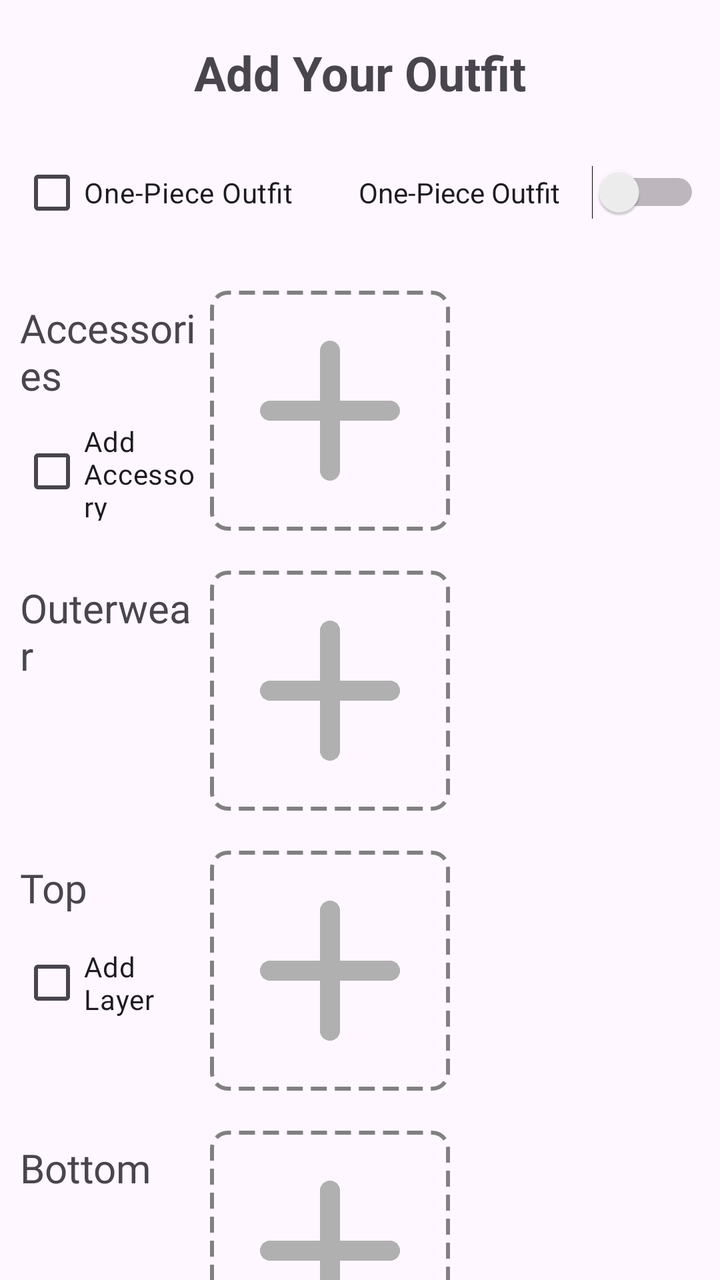
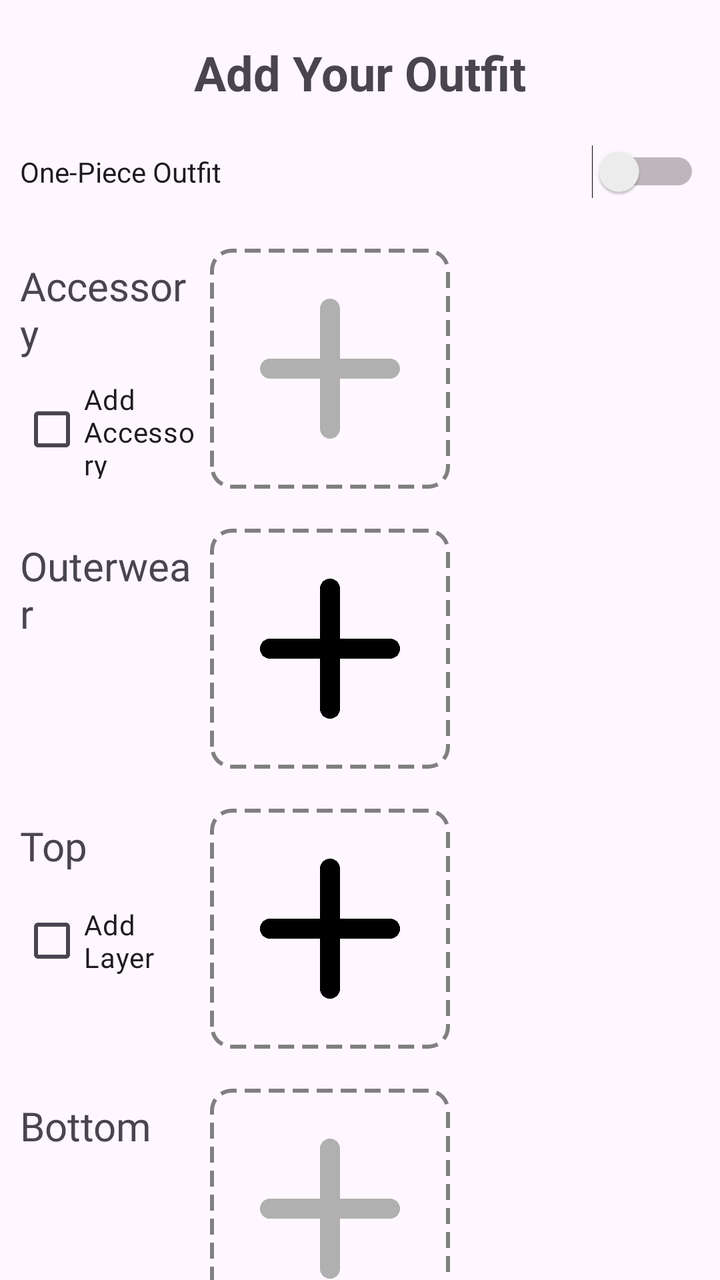

Two renders of the same Android screen: before a commit and after it. Below are the layout's source before the change and the commit's diff.
<!-- AndroidManifest.xml: application theme Theme.StyleWIZ_vol2 -->
<!-- res/layout/fragment_new_outfit.xml -->
<?xml version="1.0" encoding="utf-8"?>
<ScrollView xmlns:android="http://schemas.android.com/apk/res/android"
    android:layout_width="match_parent"
    android:layout_height="match_parent"
    xmlns:app="http://schemas.android.com/apk/res-auto"
    android:scrollbars="none">

    <LinearLayout
        android:layout_width="match_parent"
        android:layout_height="wrap_content"
        android:orientation="vertical"
        android:gravity="center">

        <TextView
            android:layout_width="wrap_content"
            android:layout_height="wrap_content"
            android:text="Add Your Outfit"
            android:layout_marginTop="20dp"
            android:textSize="24sp"
            android:textStyle="bold"
            android:layout_gravity="center" />

        <LinearLayout
            android:layout_width="match_parent"
            android:layout_height="wrap_content"
            android:orientation="horizontal"
            android:layout_marginTop="10dp">

            <CheckBox
                android:id="@+id/chkOnePiece"
                android:layout_height="wrap_content"
                android:layout_width="wrap_content"
                android:layout_margin="10dp"
                android:layout_weight="1"
                android:text="One-Piece Outfit" />
            <Switch
                android:id="@+id/switchOnePiece"
                android:layout_width="wrap_content"
                android:layout_height="wrap_content"
                android:layout_margin="10dp"
                android:layout_weight="1"
                android:text="One-Piece Outfit "/>


        </LinearLayout>

        
        <LinearLayout
            android:layout_width="match_parent"
            android:layout_height="wrap_content"
            android:orientation="horizontal"
            android:layout_marginTop="10dp"
            android:gravity="start"
            android:padding="5dp">

            <LinearLayout
                android:layout_width="wrap_content"
                android:layout_height="match_parent"
                android:orientation="vertical"
                android:layout_weight="1">

                <TextView
                    android:layout_width="wrap_content"
                    android:layout_height="wrap_content"
                    android:text="Accessories"
                    android:layout_margin="5dp"
                    android:textSize="20dp"
                    android:fontFamily="@font/roboto"/>

                <CheckBox
                    android:id="@+id/chkSecondAccessory"
                    android:layout_height="wrap_content"
                    android:layout_width="wrap_content"
                    android:layout_margin="5dp"
                    android:text="Add Accessory"
                    android:fontFamily="@font/roboto"/>
            </LinearLayout>

            <ImageView
                android:id="@+id/imgAccessory1"
                android:layout_width="120dp"
                android:layout_height="120dp"
                android:src="@drawable/round_add_24"
                app:tint="@color/gray"
                android:background="@drawable/dashed_border"
                android:scaleType="centerCrop"
                android:contentDescription="Accessory 1"/>

            <ImageView
                android:id="@+id/imgAccessory2"
                android:layout_width="120dp"
                android:layout_height="120dp"
                android:src="@drawable/round_add_24"
                app:tint="@color/gray"
                android:layout_marginStart="10dp"
                android:background="@drawable/dashed_border"
                android:scaleType="centerCrop"
                android:contentDescription="Accessory 2"
                android:visibility="invisible"/>





        </LinearLayout>

        
        <LinearLayout
            android:layout_width="match_parent"
            android:layout_height="wrap_content"
            android:orientation="horizontal"
            android:layout_marginTop="10dp"
            android:gravity="start"
            android:padding="5dp">

            <LinearLayout
                android:layout_width="wrap_content"
                android:layout_height="match_parent"
                android:orientation="vertical"
                android:layout_weight="1">

                <TextView
                    android:layout_width="wrap_content"
                    android:layout_height="wrap_content"
                    android:text="Outerwear"
                    android:layout_margin="5dp"
                    android:textSize="20dp"
                    android:fontFamily="@font/roboto"/>
            </LinearLayout>

            <ImageView
                android:id="@+id/imgOutwear"
                android:layout_width="120dp"
                android:layout_height="120dp"
                android:src="@drawable/round_add_24"
                app:tint="@color/gray"
                android:background="@drawable/dashed_border"
                android:scaleType="centerCrop"
                android:contentDescription="Outwear"/>

            <View
                android:layout_width="120dp"
                android:layout_height="120dp"
                android:visibility="invisible"
                android:layout_marginStart="10dp"
                />
        </LinearLayout>

        
        <LinearLayout
            android:id="@+id/topSection"
            android:layout_width="match_parent"
            android:layout_height="wrap_content"
            android:orientation="horizontal"
            android:layout_marginTop="10dp"
            android:gravity="start"
            android:padding="5dp">

            <LinearLayout
                android:layout_width="wrap_content"
                android:layout_height="match_parent"
                android:orientation="vertical"
                android:layout_weight="1">

                <TextView
                    android:layout_width="wrap_content"
                    android:layout_height="wrap_content"
                    android:text="Top"
                    android:layout_margin="5dp"
                    android:textSize="20dp"
                    android:fontFamily="@font/roboto"/>

                <CheckBox
                    android:id="@+id/chkSecondLayer"
                    android:layout_height="wrap_content"
                    android:layout_width="wrap_content"
                    android:layout_margin="5dp"
                    android:text="Add Layer"
                    android:fontFamily="@font/roboto"/>
            </LinearLayout>

            <ImageView
                android:id="@+id/imgTop1"
                android:layout_width="120dp"
                android:layout_height="120dp"
                android:src="@drawable/round_add_24"
                app:tint="@color/gray"
                android:background="@drawable/dashed_border"
                android:scaleType="centerCrop"
                android:contentDescription="Top 1"
                />

            <ImageView
                android:id="@+id/imgTop2"
                android:layout_width="120dp"
                android:layout_height="120dp"
                android:src="@drawable/round_add_24"
                app:tint="@color/gray"
                android:layout_marginStart="10dp"
                android:background="@drawable/dashed_border"
                android:scaleType="centerCrop"
                android:contentDescription="Top 2"
                android:visibility="invisible"/>
        </LinearLayout>

        
        <LinearLayout
            android:id="@+id/bottomSection"
            android:layout_width="match_parent"
            android:layout_height="wrap_content"
            android:orientation="horizontal"
            android:layout_marginTop="10dp"
            android:gravity="start"
            android:padding="5dp">

            <LinearLayout
                android:layout_width="wrap_content"
                android:layout_height="match_parent"
                android:orientation="vertical"
                android:layout_weight="1">

                <TextView
                    android:layout_width="wrap_content"
                    android:layout_height="wrap_content"
                    android:text="Bottom"
                    android:layout_margin="5dp"
                    android:textSize="20dp"
                    android:fontFamily="@font/roboto"/>
            </LinearLayout>

            <ImageView
                android:id="@+id/imgBottom"
                android:layout_width="120dp"
                android:layout_height="120dp"
                android:src="@drawable/round_add_24"
                app:tint="@color/gray"
                android:background="@drawable/dashed_border"
                android:scaleType="centerCrop"
                android:contentDescription="Outwear"/>

            <View
                android:layout_width="120dp"
                android:layout_height="120dp"
                android:visibility="invisible"
                android:layout_marginStart="10dp"
                />

        </LinearLayout>

        
        <LinearLayout
            android:id="@+id/onePieceSection"
            android:layout_width="match_parent"
            android:layout_height="wrap_content"
            android:orientation="horizontal"
            android:layout_marginTop="10dp"
            android:gravity="start"
            android:padding="5dp"
            android:visibility="gone">

            <LinearLayout
                android:layout_width="wrap_content"
                android:layout_height="match_parent"
                android:orientation="vertical"
                android:layout_weight="1">

                <TextView
                    android:layout_width="wrap_content"
                    android:layout_height="wrap_content"
                    android:text="One-Piece"
                    android:layout_margin="5dp"
                    android:textSize="20dp"
                    android:fontFamily="@font/roboto"/>

                <CheckBox
                    android:id="@+id/chkLayerOnePiece"
                    android:layout_height="wrap_content"
                    android:layout_width="wrap_content"
                    android:layout_margin="5dp"
                    android:text="Add Layer"
                    android:fontFamily="@font/roboto"/>
            </LinearLayout>

            <ImageView
                android:id="@+id/imgOnePiece"
                android:layout_width="120dp"
                android:layout_height="120dp"
                android:src="@drawable/round_add_24"
                app:tint="@color/gray"
                android:background="@drawable/dashed_border"
                android:scaleType="centerCrop"
                android:contentDescription="One-Piece" />

            <ImageView
                android:id="@+id/imgLayerOnePiece"
                android:layout_width="120dp"
                android:layout_height="120dp"
                android:src="@drawable/round_add_24"
                app:tint="@color/gray"
                android:layout_marginStart="10dp"
                android:background="@drawable/dashed_border"
                android:scaleType="centerCrop"
                android:contentDescription="Top Layer"
                android:visibility="invisible"/>
        </LinearLayout>

        
        <LinearLayout
            android:layout_width="match_parent"
            android:layout_height="wrap_content"
            android:orientation="horizontal"
            android:layout_marginTop="10dp"
            android:gravity="start"
            android:padding="5dp">

            <LinearLayout
                android:layout_width="wrap_content"
                android:layout_height="match_parent"
                android:orientation="vertical"
                android:layout_weight="1">

                <TextView
                    android:layout_width="wrap_content"
                    android:layout_height="wrap_content"
                    android:text="Shoes"
                    android:layout_margin="5dp"
                    android:textSize="20dp"
                    android:fontFamily="@font/roboto"/>
            </LinearLayout>

            <ImageView
                android:id="@+id/imgShoes"
                android:layout_width="120dp"
                android:layout_height="120dp"
                android:src="@drawable/round_add_24"
                app:tint="@color/gray"
                android:background="@drawable/dashed_border"
                android:scaleType="centerCrop"
                android:contentDescription="Outwear"/>

            <View
                android:layout_width="120dp"
                android:layout_height="120dp"
                android:visibility="invisible"
                android:layout_marginStart="10dp"
                />
        </LinearLayout>



        <androidx.appcompat.widget.AppCompatButton
            android:id="@+id/AddItemBtn"
            android:layout_width="match_parent"
            android:layout_height="50dp"
            android:background="@drawable/edittextshape"
            android:backgroundTint="@color/blue"
            android:text="SAVE OUTFIT"
            android:textColor="@color/white"
            android:fontFamily="@font/roboto"
            android:textStyle="bold"
            android:layout_margin="30dp"/>
    </LinearLayout>
</ScrollView>
<!-- resources referenced by this layout -->
<resources>
  <color name="blue">#2196F3</color>
  <color name="gray">#B0B0B0</color>
  <color name="white">#FFFFFFFF</color>
  <!-- drawable dashed_border (drawable) -->
  <?xml version="1.0" encoding="utf-8"?>
  <shape xmlns:android="http://schemas.android.com/apk/res/android"
      android:shape="rectangle">
  
      <stroke
          android:width="2dp"
          android:color="#808080"
          android:dashWidth="8dp"
          android:dashGap="4dp"/>
  
      <solid android:color="@android:color/transparent"/>
  
      <corners android:radius="8dp"/>
  </shape>
  <!-- drawable edittextshape (drawable) -->
  <?xml version="1.0" encoding="utf-8"?>
  <shape xmlns:android="http://schemas.android.com/apk/res/android">
      <solid android:color="@color/white"/>
      <corners android:radius="15dp"/>
      <stroke android:color="#f4f4f4" android:width="1dp"/>
  </shape>
  <!-- drawable round_add_24 (drawable) -->
  <vector android:height="24dp" android:tint="#000000"
      android:viewportHeight="24" android:viewportWidth="24"
      android:width="24dp" xmlns:android="http://schemas.android.com/apk/res/android">
      <path android:fillColor="@android:color/white" android:pathData="M18,13h-5v5c0,0.55 -0.45,1 -1,1s-1,-0.45 -1,-1v-5H6c-0.55,0 -1,-0.45 -1,-1s0.45,-1 1,-1h5V6c0,-0.55 0.45,-1 1,-1s1,0.45 1,1v5h5c0.55,0 1,0.45 1,1s-0.45,1 -1,1z"/>
  </vector>
  <style name="Theme.StyleWIZ_vol2" parent="Base.Theme.StyleWIZ_vol2" />
  <style name="Base.Theme.StyleWIZ_vol2" parent="Theme.Material3.DayNight.NoActionBar">
          
          
      </style>
</resources>

<!-- the commit's change to res/layout/fragment_new_outfit.xml (unified diff, before → after) -->
@@ -24,15 +24,10 @@
             android:layout_width="match_parent"
             android:layout_height="wrap_content"
             android:orientation="horizontal"
-            android:layout_marginTop="10dp">
-
-            <CheckBox
-                android:id="@+id/chkOnePiece"
-                android:layout_height="wrap_content"
-                android:layout_width="wrap_content"
-                android:layout_margin="10dp"
-                android:layout_weight="1"
-                android:text="One-Piece Outfit" />
+            android:layout_marginTop="10dp"
+            >
+
+
             <Switch
                 android:id="@+id/switchOnePiece"
                 android:layout_width="wrap_content"
@@ -62,7 +57,7 @@
                 <TextView
                     android:layout_width="wrap_content"
                     android:layout_height="wrap_content"
-                    android:text="Accessories"
+                    android:text="Accessory"
                     android:layout_margin="5dp"
                     android:textSize="20dp"
                     android:fontFamily="@font/roboto"/>
@@ -133,10 +128,10 @@
                 android:layout_width="120dp"
                 android:layout_height="120dp"
                 android:src="@drawable/round_add_24"
-                app:tint="@color/gray"
-                android:background="@drawable/dashed_border"
-                android:scaleType="centerCrop"
-                android:contentDescription="Outwear"/>
+                android:background="@drawable/dashed_border"
+                android:scaleType="centerCrop"
+                android:contentDescription="Outwear"
+                android:clipToOutline="true"/>
 
             <View
                 android:layout_width="120dp"
@@ -184,11 +179,10 @@
                 android:layout_width="120dp"
                 android:layout_height="120dp"
                 android:src="@drawable/round_add_24"
-                app:tint="@color/gray"
                 android:background="@drawable/dashed_border"
                 android:scaleType="centerCrop"
                 android:contentDescription="Top 1"
-                />
+                android:clipToOutline="true"/>
 
             <ImageView
                 android:id="@+id/imgTop2"
@@ -336,7 +330,7 @@
                 app:tint="@color/gray"
                 android:background="@drawable/dashed_border"
                 android:scaleType="centerCrop"
-                android:contentDescription="Outwear"/>
+                android:contentDescription="Shoes"/>
 
             <View
                 android:layout_width="120dp"
<!-- resource entries referenced after the edit -->
@@ -16,7 +16,8 @@
   
       <solid android:color="@android:color/transparent"/>
   
-      <corners android:radius="8dp"/>
+  
+      <corners android:radius="10dp"/>
   </shape>
   <!-- drawable edittextshape (drawable) -->
   <?xml version="1.0" encoding="utf-8"?>
